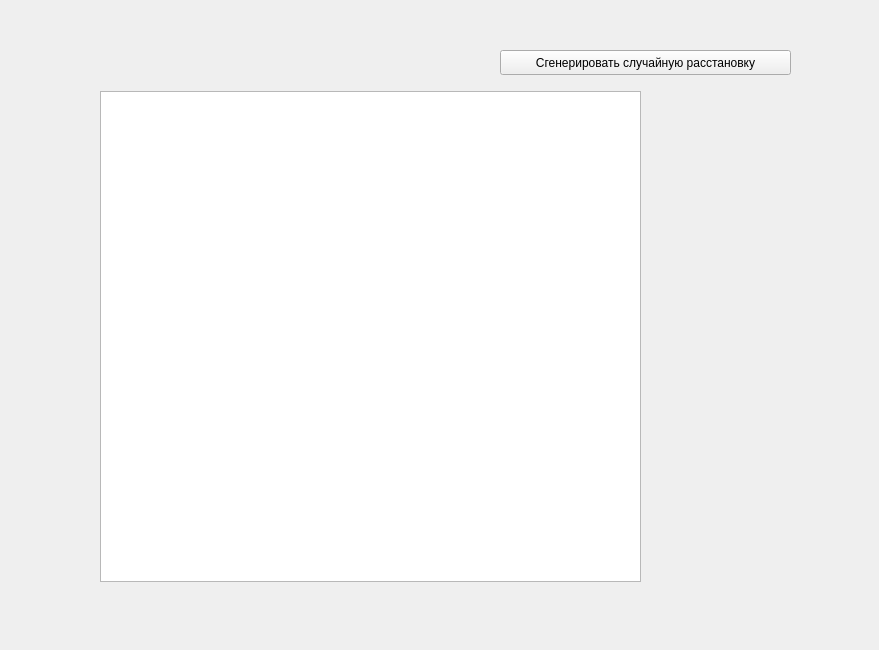
This is 15-puzzle/puzzle15.ui in 4rt3mio/Kursovaya as Qt 5 draws it before an edit. The edited form follows.
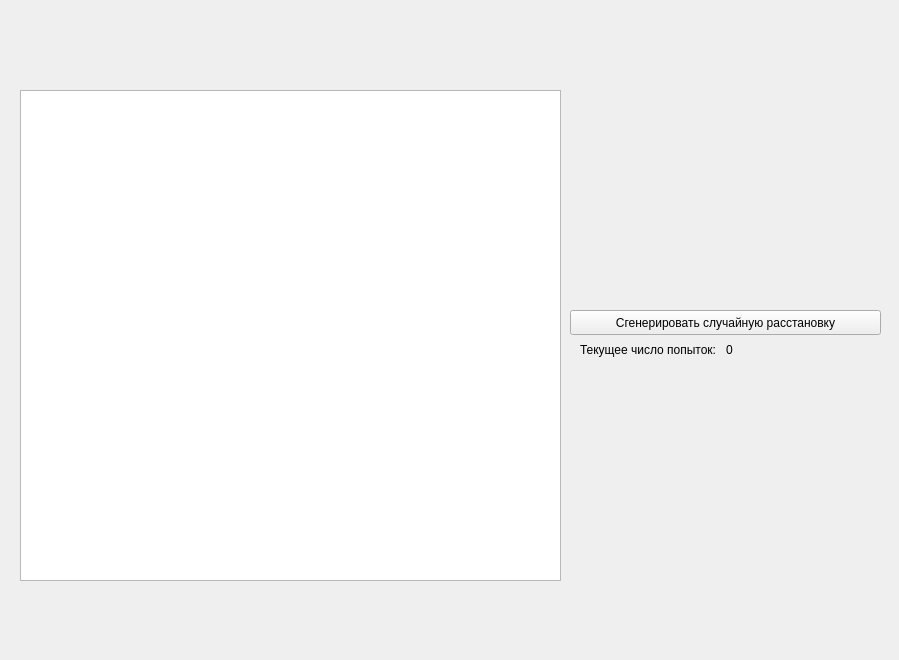
This is the edited form. Icons and pictures are not drawn.

```diff
--- a/15-puzzle/puzzle15.ui
+++ b/15-puzzle/puzzle15.ui
@@ -6,8 +6,8 @@
    <rect>
     <x>0</x>
     <y>0</y>
-    <width>879</width>
-    <height>650</height>
+    <width>899</width>
+    <height>660</height>
    </rect>
   </property>
   <property name="windowTitle">
@@ -16,8 +16,8 @@
   <widget class="QGraphicsView" name="graphicsView">
    <property name="geometry">
     <rect>
-     <x>100</x>
-     <y>91</y>
+     <x>20</x>
+     <y>90</y>
      <width>541</width>
      <height>491</height>
     </rect>
@@ -26,15 +26,50 @@
   <widget class="QPushButton" name="bnt_generation">
    <property name="geometry">
     <rect>
-     <x>500</x>
-     <y>50</y>
-     <width>291</width>
+     <x>570</x>
+     <y>310</y>
+     <width>311</width>
      <height>25</height>
     </rect>
    </property>
+   <property name="acceptDrops">
+    <bool>false</bool>
+   </property>
+   <property name="autoFillBackground">
+    <bool>false</bool>
+   </property>
    <property name="text">
     <string>Сгенерировать случайную расстановку</string>
    </property>
+   <property name="icon">
+    <iconset theme="view-refresh"/>
+   </property>
+  </widget>
+  <widget class="QWidget" name="">
+   <property name="geometry">
+    <rect>
+     <x>580</x>
+     <y>340</y>
+     <width>261</width>
+     <height>19</height>
+    </rect>
+   </property>
+   <layout class="QHBoxLayout" name="horizontalLayout">
+    <item>
+     <widget class="QLabel" name="lbl_info_attempts">
+      <property name="text">
+       <string>Текущее число попыток: </string>
+      </property>
+     </widget>
+    </item>
+    <item>
+     <widget class="QLabel" name="lbl_count_attempts">
+      <property name="text">
+       <string>0</string>
+      </property>
+     </widget>
+    </item>
+   </layout>
   </widget>
  </widget>
  <resources/>
```
